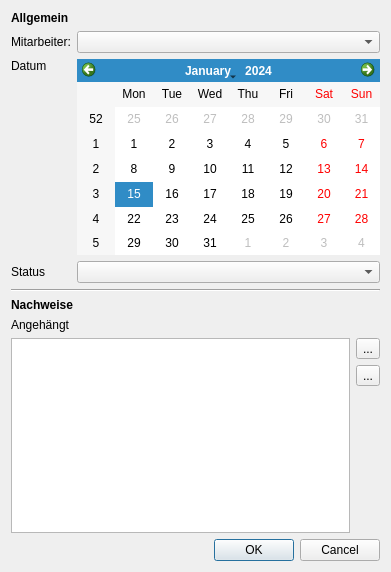
Old version of the form ui/qmtraindatadetailsdialog.ui in the repository Christian-Kr/QualificationMatrix.
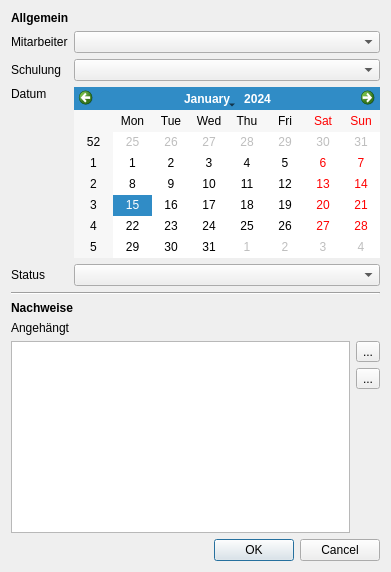
New version of the form. Icons and pictures are not drawn.

Commit message: Start details dialog and fill defaults

Patch:
```diff
--- a/ui/qmtraindatadetailsdialog.ui
+++ b/ui/qmtraindatadetailsdialog.ui
@@ -14,60 +14,14 @@
    <string>Schulungsdetails</string>
   </property>
   <layout class="QGridLayout" name="gridLayout">
-   <item row="0" column="0" colspan="2">
-    <widget class="QLabel" name="label_6">
-     <property name="font">
-      <font>
-       <weight>75</weight>
-       <bold>true</bold>
-      </font>
-     </property>
-     <property name="text">
-      <string>Allgemein</string>
-     </property>
-    </widget>
-   </item>
-   <item row="1" column="0">
-    <widget class="QLabel" name="label">
-     <property name="text">
-      <string>Mitarbeiter:</string>
-     </property>
-    </widget>
-   </item>
-   <item row="1" column="1">
-    <widget class="QComboBox" name="cbEmployee"/>
-   </item>
-   <item row="2" column="0">
-    <widget class="QLabel" name="label_3">
-     <property name="text">
-      <string>Datum</string>
-     </property>
-     <property name="alignment">
-      <set>Qt::AlignLeading|Qt::AlignLeft|Qt::AlignTop</set>
-     </property>
-    </widget>
-   </item>
-   <item row="2" column="1">
-    <widget class="QCalendarWidget" name="cwDate"/>
-   </item>
-   <item row="3" column="0">
-    <widget class="QLabel" name="label_5">
-     <property name="text">
-      <string>Status</string>
-     </property>
-    </widget>
-   </item>
-   <item row="3" column="1">
-    <widget class="QComboBox" name="cbState"/>
-   </item>
-   <item row="4" column="0" colspan="2">
-    <widget class="Line" name="line">
-     <property name="orientation">
-      <enum>Qt::Horizontal</enum>
-     </property>
-    </widget>
-   </item>
    <item row="5" column="0" colspan="2">
+    <widget class="Line" name="line">
+     <property name="orientation">
+      <enum>Qt::Horizontal</enum>
+     </property>
+    </widget>
+   </item>
+   <item row="6" column="0" colspan="2">
     <widget class="QLabel" name="label_4">
      <property name="font">
       <font>
@@ -80,14 +34,27 @@
      </property>
     </widget>
    </item>
-   <item row="6" column="0" colspan="2">
-    <widget class="QLabel" name="label_7">
+   <item row="1" column="1">
+    <widget class="QComboBox" name="cbEmployee">
+     <property name="insertPolicy">
+      <enum>QComboBox::NoInsert</enum>
+     </property>
+    </widget>
+   </item>
+   <item row="0" column="0" colspan="2">
+    <widget class="QLabel" name="label_6">
+     <property name="font">
+      <font>
+       <weight>75</weight>
+       <bold>true</bold>
+      </font>
+     </property>
      <property name="text">
-      <string>Angehängt</string>
+      <string>Allgemein</string>
      </property>
     </widget>
    </item>
-   <item row="7" column="0" colspan="2">
+   <item row="8" column="0" colspan="2">
     <layout class="QHBoxLayout" name="horizontalLayout">
      <item>
       <widget class="QTableView" name="tvCertificates"/>
@@ -145,7 +112,24 @@
      </item>
     </layout>
    </item>
-   <item row="8" column="0" colspan="2">
+   <item row="3" column="0">
+    <widget class="QLabel" name="label_3">
+     <property name="text">
+      <string>Datum</string>
+     </property>
+     <property name="alignment">
+      <set>Qt::AlignLeading|Qt::AlignLeft|Qt::AlignTop</set>
+     </property>
+    </widget>
+   </item>
+   <item row="7" column="0" colspan="2">
+    <widget class="QLabel" name="label_7">
+     <property name="text">
+      <string>Angehängt</string>
+     </property>
+    </widget>
+   </item>
+   <item row="9" column="0" colspan="2">
     <widget class="QDialogButtonBox" name="buttonBox">
      <property name="orientation">
       <enum>Qt::Horizontal</enum>
@@ -155,6 +139,44 @@
      </property>
     </widget>
    </item>
+   <item row="4" column="1">
+    <widget class="QComboBox" name="cbState">
+     <property name="insertPolicy">
+      <enum>QComboBox::NoInsert</enum>
+     </property>
+    </widget>
+   </item>
+   <item row="1" column="0">
+    <widget class="QLabel" name="label">
+     <property name="text">
+      <string>Mitarbeiter</string>
+     </property>
+    </widget>
+   </item>
+   <item row="4" column="0">
+    <widget class="QLabel" name="label_5">
+     <property name="text">
+      <string>Status</string>
+     </property>
+    </widget>
+   </item>
+   <item row="3" column="1">
+    <widget class="QCalendarWidget" name="cwDate"/>
+   </item>
+   <item row="2" column="0">
+    <widget class="QLabel" name="label_2">
+     <property name="text">
+      <string>Schulung</string>
+     </property>
+    </widget>
+   </item>
+   <item row="2" column="1">
+    <widget class="QComboBox" name="cbTraining">
+     <property name="insertPolicy">
+      <enum>QComboBox::NoInsert</enum>
+     </property>
+    </widget>
+   </item>
   </layout>
  </widget>
  <resources>
```
The commit also changes 4 other files.
